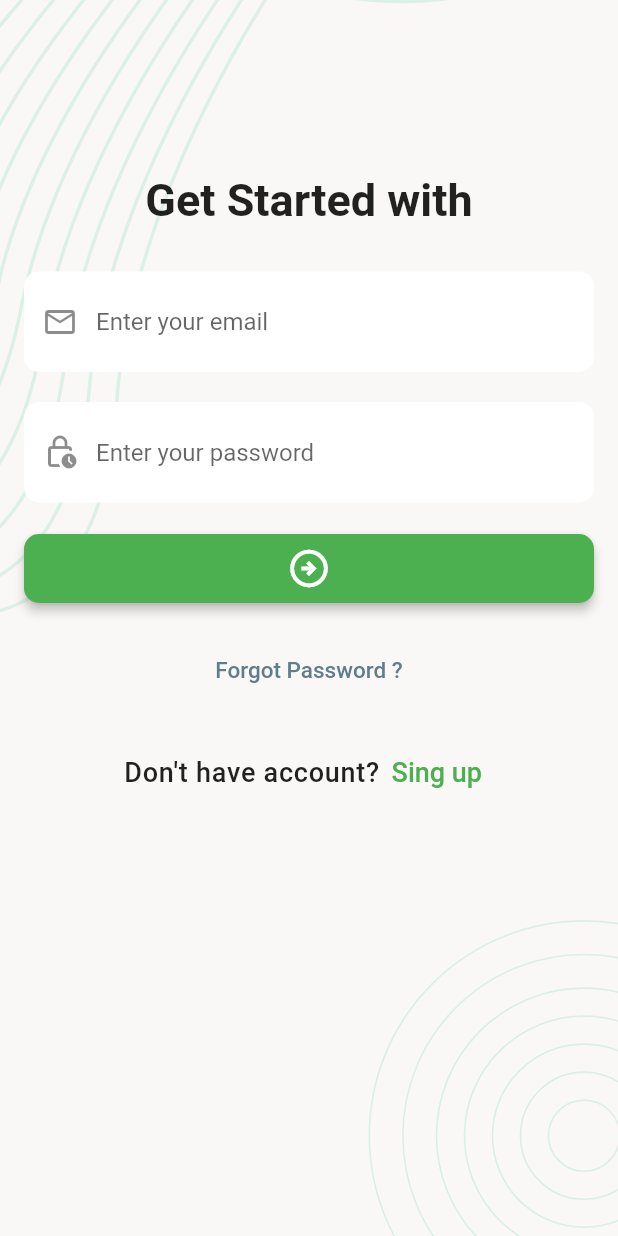
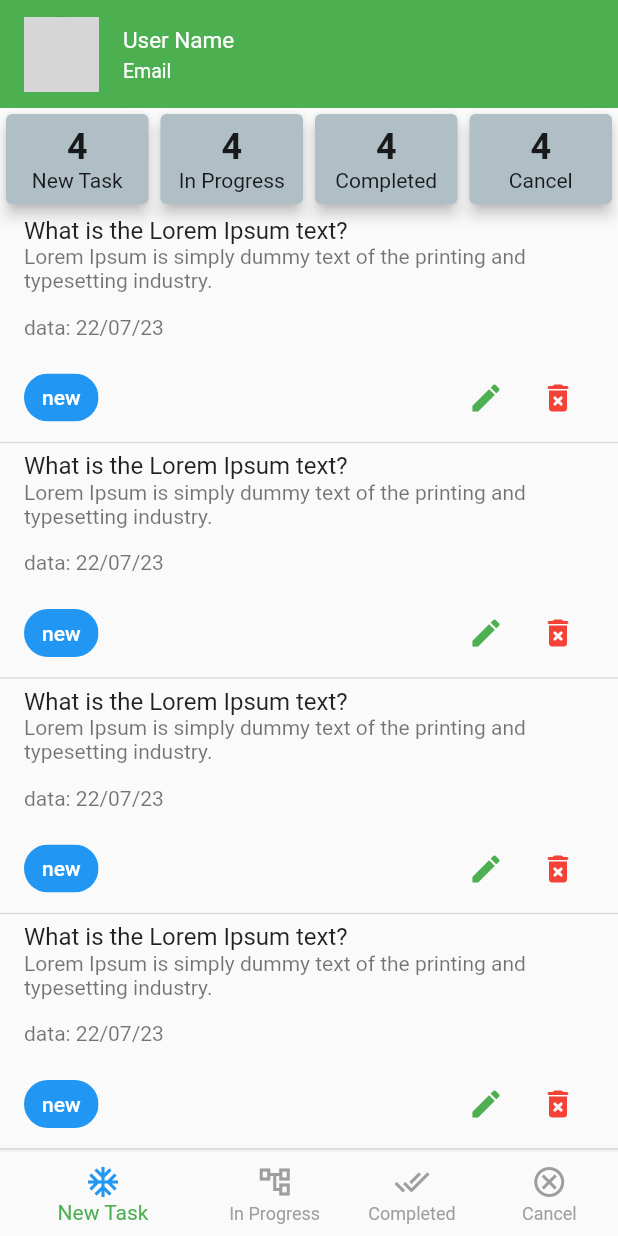
Before and after one commit to moniruzzaman76/Task-Manager-App, a Flutter app: the screen it shows after launch, after a tap on the "arrow circle right" icon, on a phone screen of 412 x 824 dp. Run offline on Flutter 3.47's test engine with Material 2 defaults, Android fonts, the phone set to English and light mode, and no system bars; our stand-ins replace flutter_svg, pin_code_fields; network calls fail; grey boxes are pictures that could not be loaded.

Commit message:
completed bottom Navigation and New Task screen ui

```diff
--- /dev/null
+++ b/lib/ui/screen/bottom_nab_bar_screen.dart
@@ -0,0 +1,55 @@
+import 'package:flutter/material.dart';
+import 'package:task_manager/ui/screen/completed_screen.dart';
+import 'package:task_manager/ui/screen/inprogress_screen.dart';
+import 'package:task_manager/ui/screen/new_task_screen.dart';
+import 'cancel_screen.dart';
+
+class BottomNabBarScreen extends StatefulWidget {
+  const BottomNabBarScreen({Key? key}) : super(key: key);
+
+  @override
+  State<BottomNabBarScreen> createState() => _BottomNabBarScreenState();
+}
+
+class _BottomNabBarScreenState extends State<BottomNabBarScreen> {
+
+  int selectedIndex = 0;
+
+  final List<Widget>_screen=[
+    const NewTaskScreen(),
+    const InProgressScreen(),
+    const CompletedScreen(),
+    const CancelScreen(),
+  ];
+
+  @override
+  Widget build(BuildContext context) {
+    return Scaffold(
+      body:_screen[selectedIndex],
+
+      bottomNavigationBar: BottomNavigationBar(
+        selectedItemColor: Colors.green,
+        unselectedItemColor: Colors.grey,
+        selectedIconTheme: const IconThemeData(
+          color: Colors.blue
+        ),
+        unselectedLabelStyle: const TextStyle(
+          color: Colors.grey,
+        ),
+        showUnselectedLabels: true,
+        currentIndex: selectedIndex,
+        onTap: (index){
+          selectedIndex = index;
+          setState(() {});
+        },
+        items: const [
+          BottomNavigationBarItem(icon: Icon(Icons.ac_unit,),label: "New Task",),
+          BottomNavigationBarItem(icon: Icon(Icons.account_tree_outlined,),label: "In Progress",),
+          BottomNavigationBarItem(icon: Icon(Icons.done_all,),label: "Completed",),
+          BottomNavigationBarItem(icon: Icon(Icons.cancel_outlined,),label: "Cancel",),
+        ],
+      ),
+
+    );
+  }
+}
--- /dev/null
+++ b/lib/ui/screen/cancel_screen.dart
@@ -0,0 +1,15 @@
+import 'package:flutter/cupertino.dart';
+
+class CancelScreen extends StatefulWidget {
+  const CancelScreen({Key? key}) : super(key: key);
+
+  @override
+  State<CancelScreen> createState() => _CancelScreenState();
+}
+
+class _CancelScreenState extends State<CancelScreen> {
+  @override
+  Widget build(BuildContext context) {
+    return const Placeholder();
+  }
+}
--- /dev/null
+++ b/lib/ui/screen/completed_screen.dart
@@ -0,0 +1,15 @@
+import 'package:flutter/cupertino.dart';
+
+class CompletedScreen extends StatefulWidget {
+  const CompletedScreen({Key? key}) : super(key: key);
+
+  @override
+  State<CompletedScreen> createState() => _CompletedScreenState();
+}
+
+class _CompletedScreenState extends State<CompletedScreen> {
+  @override
+  Widget build(BuildContext context) {
+    return const Placeholder();
+  }
+}
--- /dev/null
+++ b/lib/ui/screen/inprogress_screen.dart
@@ -0,0 +1,15 @@
+import 'package:flutter/cupertino.dart';
+
+class InProgressScreen extends StatefulWidget {
+  const InProgressScreen({Key? key}) : super(key: key);
+
+  @override
+  State<InProgressScreen> createState() => _InProgressScreenState();
+}
+
+class _InProgressScreenState extends State<InProgressScreen> {
+  @override
+  Widget build(BuildContext context) {
+    return const Placeholder();
+  }
+}
--- a/lib/ui/screen/login_screen.dart
+++ b/lib/ui/screen/login_screen.dart
@@ -1,4 +1,5 @@
 import 'package:flutter/material.dart';
+import 'package:task_manager/ui/screen/bottom_nab_bar_screen.dart';
 import 'package:task_manager/ui/screen/email_verification_screen.dart';
 import 'package:task_manager/ui/screen/registration_screen.dart';
 import '../../widgets/background_images.dart';
@@ -59,7 +60,9 @@ class _LoginScreenState extends State<LoginScreen> {
                        width: double.infinity,
                       child: ElevatedButton(
                           onPressed: (){
-
+                            Navigator.push(context,
+                                MaterialPageRoute(
+                                    builder: (context)=>const BottomNabBarScreen()));
                           },
                           child: const Icon(Icons.arrow_circle_right_outlined,size: 30,)
                       ),
--- /dev/null
+++ b/lib/ui/screen/new_task_screen.dart
@@ -0,0 +1,47 @@
+import 'package:flutter/material.dart';
+import '../../widgets/list_tile_task.dart';
+import '../../widgets/summery_card.dart';
+import '../../widgets/user_profile_banar.dart';
+
+class NewTaskScreen extends StatefulWidget {
+  const NewTaskScreen({Key? key}) : super(key: key);
+
+  @override
+  State<NewTaskScreen> createState() => _NewTaskScreenState();
+}
+
+class _NewTaskScreenState extends State<NewTaskScreen> {
+  @override
+  Widget build(BuildContext context) {
+    return  const Scaffold(
+      body: SafeArea(
+        child: Column(
+          children: [
+            UserProfileBanner(),
+            Row(
+              children: [
+                SummeryCard(
+                  count: '4',
+                  title: "New Task",
+                ),
+                SummeryCard(
+                  count: '4',
+                  title: "In Progress",
+                ),
+                SummeryCard(
+                  count: '4',
+                  title: "Completed",
+                ),
+                SummeryCard(
+                  count: '4',
+                  title: "Cancel",
+                ),
+              ],
+            ),
+            ListTileTask(),
+          ],
+        ),
+      ),
+    );
+  }
+}
--- /dev/null
+++ b/lib/widgets/list_tile_task.dart
@@ -0,0 +1,53 @@
+import 'package:flutter/material.dart';
+
+class ListTileTask extends StatelessWidget {
+  const ListTileTask({
+    super.key,
+  });
+
+  @override
+  Widget build(BuildContext context) {
+    return Expanded(
+        child: ListView.separated(
+          itemCount: 20,
+          itemBuilder: (context,index){
+            return
+              ListTile(
+                title: const Text("What is the Lorem Ipsum text?"),
+                subtitle: Column(
+                  crossAxisAlignment: CrossAxisAlignment.start,
+                  children: [
+                    const Text("Lorem Ipsum is simply dummy text of the printing and typesetting industry."
+                        ""),
+                    const SizedBox(height: 15,),
+                    const Text("data: 22/07/23"),
+                    const SizedBox(height:15,),
+                    Row(
+                      children: [
+                        const Chip(
+                          label: Text("new",style: TextStyle(
+                            color: Colors.white,
+                            fontWeight: FontWeight.w500,
+                          ),),
+                          backgroundColor: Colors.blue,
+                        ),
+                        const Spacer(),
+                        IconButton(onPressed: (){}, icon: const Icon(Icons.edit,color: Colors.green,)),
+                        IconButton(onPressed: (){}, icon: const Icon(Icons.delete_forever_rounded,color: Colors.red,))
+
+                      ],
+                    )
+                  ],
+                ),
+              );},
+          separatorBuilder: (context,index){
+            return const Divider(
+              height: 4,
+              thickness: 1,
+            );
+          },
+
+        )
+    );
+  }
+}
--- /dev/null
+++ b/lib/widgets/summery_card.dart
@@ -0,0 +1,31 @@
+import 'package:flutter/material.dart';
+
+class SummeryCard extends StatelessWidget {
+  const SummeryCard({
+    super.key, required this.count, required this.title,
+  });
+  final String count;
+  final String title;
+
+  @override
+  Widget build(BuildContext context) {
+    return  Expanded(
+      child: Card(
+        elevation: 4,
+        color: Colors.blueGrey[200],
+        child: Padding(
+          padding: const EdgeInsets.all(8.0),
+          child: Column(
+            children: [
+              Text(count,style: const TextStyle(
+                  fontSize: 24,
+                  fontWeight: FontWeight.w600
+              ),),
+              Text(title),
+            ],
+          ),
+        ),
+      ),
+    );
+  }
+}
--- /dev/null
+++ b/lib/widgets/user_profile_banar.dart
@@ -0,0 +1,26 @@
+import 'package:flutter/material.dart';
+
+class UserProfileBanner extends StatelessWidget {
+  const UserProfileBanner({
+    super.key,
+  });
+
+  @override
+  Widget build(BuildContext context) {
+    return const ListTile(
+      tileColor: Colors.green,
+      leading:CircleAvatar(
+        backgroundImage: NetworkImage(""),
+        radius: 25,
+      ),
+      title: Text("User Name",style: TextStyle(
+        color: Colors.white,
+        fontSize: 15,
+      ),),
+      subtitle: Text("Email",style: TextStyle(
+        color: Colors.white,
+        fontSize: 13,
+      ),),
+    );
+  }
+}
```
